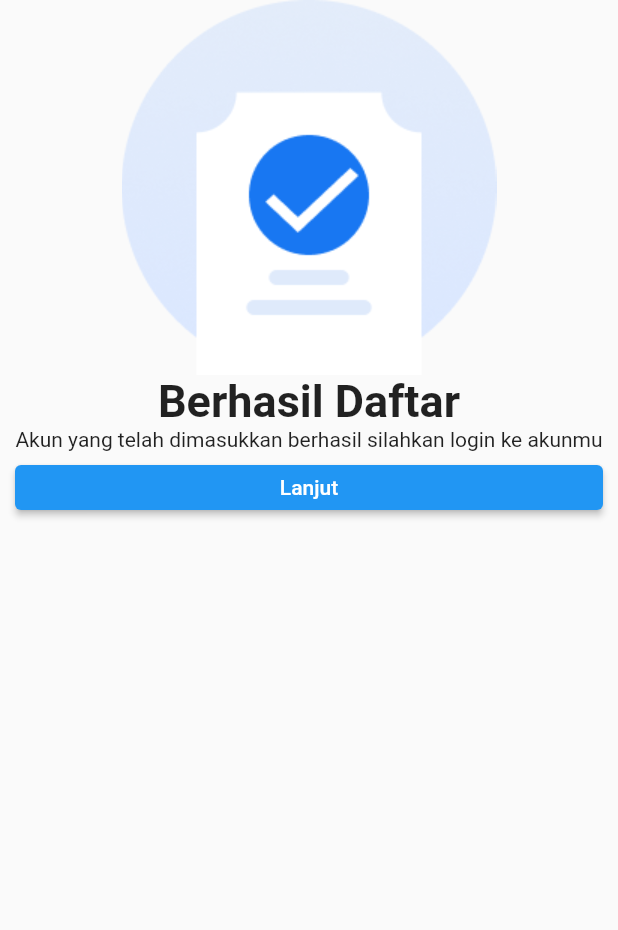
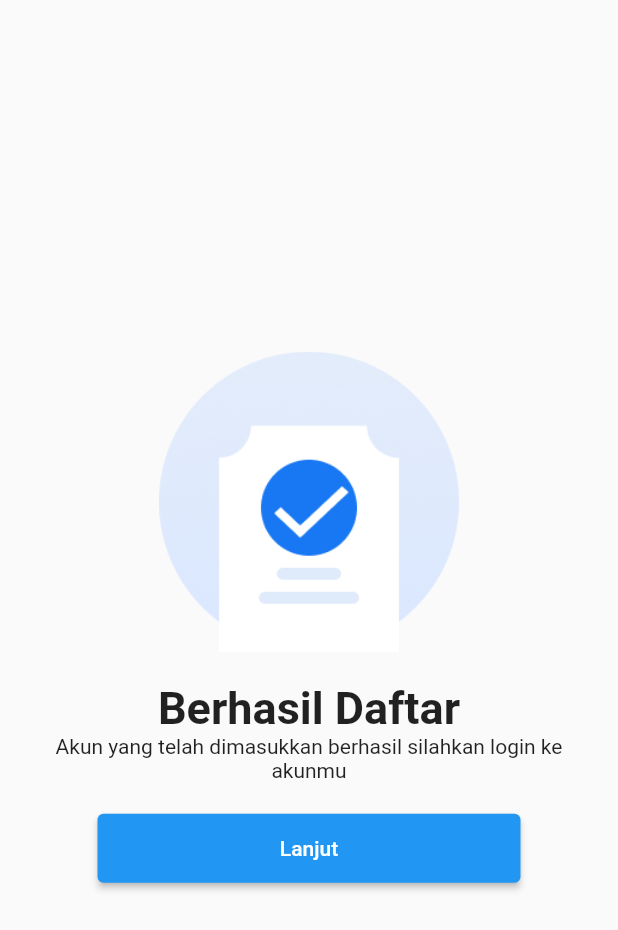
Before and after one commit to Greek-Cp/sidokare_mobile_app, a Flutter app: the berhasildaftar screen opened directly, on a phone screen of 412 x 824 dp. Shown: the top 930 px of the screen. Run offline on Flutter 3.47's test engine with Material 2 defaults, Android fonts, the phone set to English and light mode, and no system bars; our stand-ins replace flutter_screenutil, google_fonts, motion_toast.

Commit message:
kemren banget lo banh

```diff
--- a/lib/main.dart
+++ b/lib/main.dart
@@ -16,6 +16,7 @@ class MainApp extends StatelessWidget {
     return ChangeNotifierProvider(
       create: (context) => ProviderAccount(),
       child: MaterialApp(
+        debugShowCheckedModeBanner: false,
         theme: ThemeData(),
         initialRoute: PageLogin.routeName,
         routes: {
--- a/lib/pages/page_berhasildaftar.dart
+++ b/lib/pages/page_berhasildaftar.dart
@@ -8,11 +8,19 @@ class berhasildaftar extends StatelessWidget {
         body: Container(
       child: Center(
         child: Padding(
-          padding: EdgeInsets.symmetric(horizontal: 10),
-          child: Column(children: <Widget>[
+          padding: EdgeInsets.symmetric(horizontal: 25),
+          child: Column(
+              mainAxisAlignment: MainAxisAlignment.center,
+              children: <Widget>[
                 _gambarSukses(),
+                SizedBox(
+                  height: 20,
+                ),
                 _headerForm(),
                 _descSukses(),
+                SizedBox(
+                  height: 20,
+                ),
                 _buttonLanjut()
               ]),
         ),
@@ -23,8 +31,8 @@ class berhasildaftar extends StatelessWidget {
   Widget _gambarSukses() {
     return Image.asset(
       "assets/sukses.png",
-      width: 250,
-      height: 250,
+      width: 200,
+      height: 200,
     );
   }
 
@@ -43,10 +51,15 @@ class berhasildaftar extends StatelessWidget {
   }
 
   Widget _buttonLanjut() {
-    return ElevatedButton(
+    return Padding(
+      padding: const EdgeInsets.symmetric(horizontal: 40),
+      child: ElevatedButton(
         onPressed: () {},
         child: Text("Lanjut"),
-      style: ElevatedButton.styleFrom(minimumSize: Size.fromHeight(30)),
+        style: ElevatedButton.styleFrom(
+            minimumSize: Size.fromHeight(30),
+            padding: EdgeInsets.symmetric(vertical: 15)),
+      ),
     );
   }
 }
```
Lines whose indentation alone changed are shown as unchanged.
